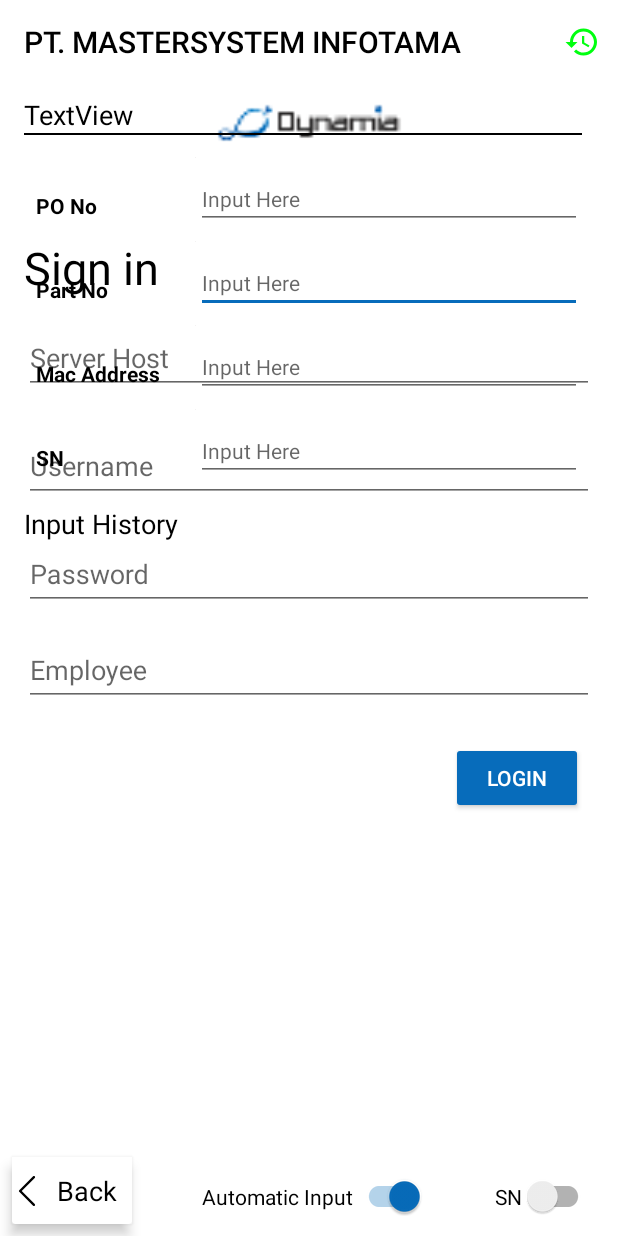
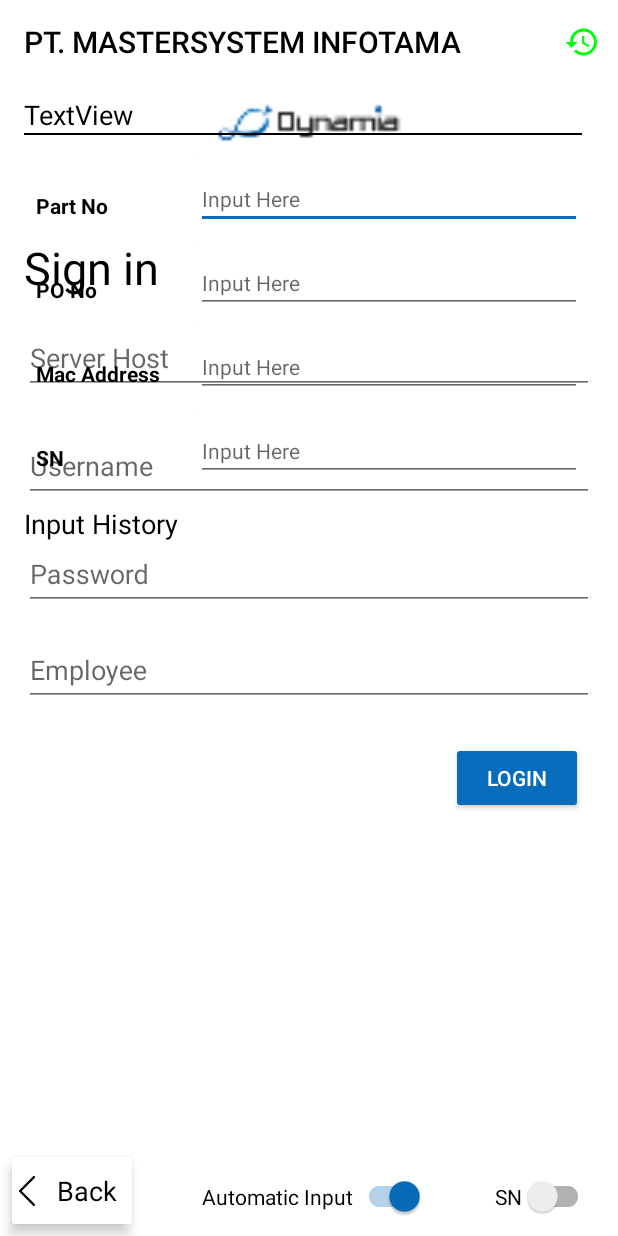
Before and after one commit to Leonheart611/BarcodeScanner, an Android app: the fragment PickingListInputFragment placed in its activity, on a phone screen of 412 x 824 dp. Run offline under Robolectric (Android 15) with nearby library versions, the phone set to English and light mode, and no system bars; Roboto replaces fonts that are not available here; 3 statements that could not run were skipped.

Commit message:
Rollback UI Change request :)

```diff
--- a/app/src/main/res/layout/item_input_header.xml
+++ b/app/src/main/res/layout/item_input_header.xml
@@ -54,7 +54,7 @@
         android:layout_marginEnd="16dp"
         app:layout_constraintEnd_toEndOf="parent"
         app:layout_constraintStart_toStartOf="parent"
-        app:layout_constraintTop_toBottomOf="@+id/et_po_no_picking"
+        app:layout_constraintTop_toTopOf="parent"
         app:title="@string/part_no_title" />
 
     <dynamia.com.core.view.NormalInputLayout
@@ -79,7 +79,7 @@
         android:layout_marginEnd="16dp"
         app:layout_constraintEnd_toEndOf="parent"
         app:layout_constraintStart_toStartOf="parent"
-        app:layout_constraintTop_toBottomOf="@+id/et_part_no"
+        app:layout_constraintTop_toBottomOf="@+id/et_po_no_picking"
         app:title="@string/mac_address" />
 
     <dynamia.com.core.view.NormalInputLayout
@@ -116,7 +116,7 @@
         android:layout_marginEnd="16dp"
         app:layout_constraintEnd_toEndOf="parent"
         app:layout_constraintStart_toStartOf="parent"
-        app:layout_constraintTop_toTopOf="parent"
+        app:layout_constraintTop_toBottomOf="@+id/et_part_no"
         app:title="@string/po_no_title">
 
     </dynamia.com.core.view.NormalInputLayout>
```
